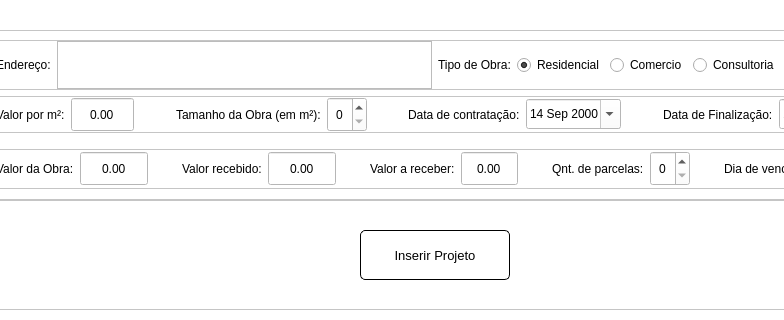
Before: the Qt Designer form screens/new_project.ui in devfabri/Arquitetura-Pereira, drawn with Qt 5; both pictures show x 205 to 989 and y 400 to 720 of the 1280 by 720 pixel window.
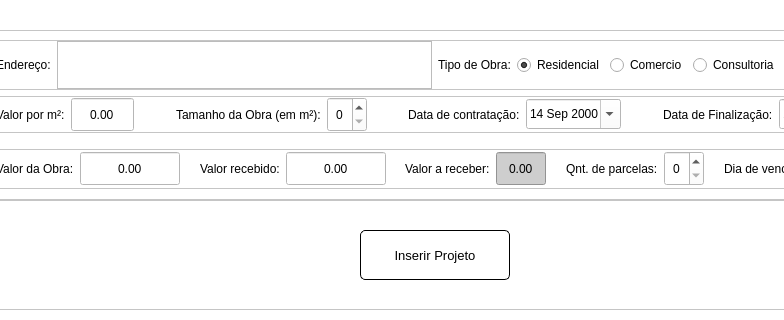
After: the same form once the commit is applied. Icons and pictures are not drawn.

What changed in the file:
```diff
--- a/screens/new_project.ui
+++ b/screens/new_project.ui
@@ -908,7 +908,7 @@
            <widget class="QDoubleSpinBox" name="valor_obra">
             <property name="minimumSize">
              <size>
-              <width>0</width>
+              <width>100</width>
               <height>35</height>
              </size>
             </property>
@@ -947,7 +947,7 @@
            <widget class="QDoubleSpinBox" name="valor_recebido">
             <property name="minimumSize">
              <size>
-              <width>0</width>
+              <width>100</width>
               <height>35</height>
              </size>
             </property>
@@ -990,9 +990,15 @@
               <height>35</height>
              </size>
             </property>
+            <property name="styleSheet">
+             <string notr="true">background-color: rgb(206, 206, 206);</string>
+            </property>
             <property name="alignment">
              <set>Qt::AlignCenter</set>
             </property>
+            <property name="readOnly">
+             <bool>true</bool>
+            </property>
             <property name="buttonSymbols">
              <enum>QAbstractSpinBox::NoButtons</enum>
             </property>
```
